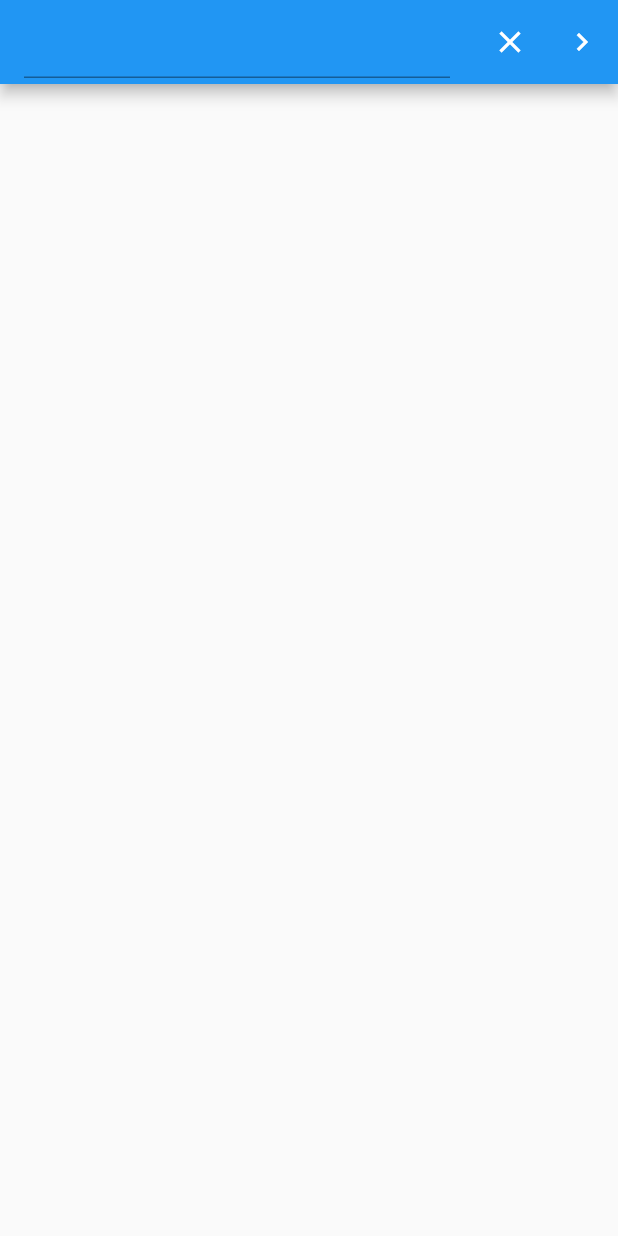
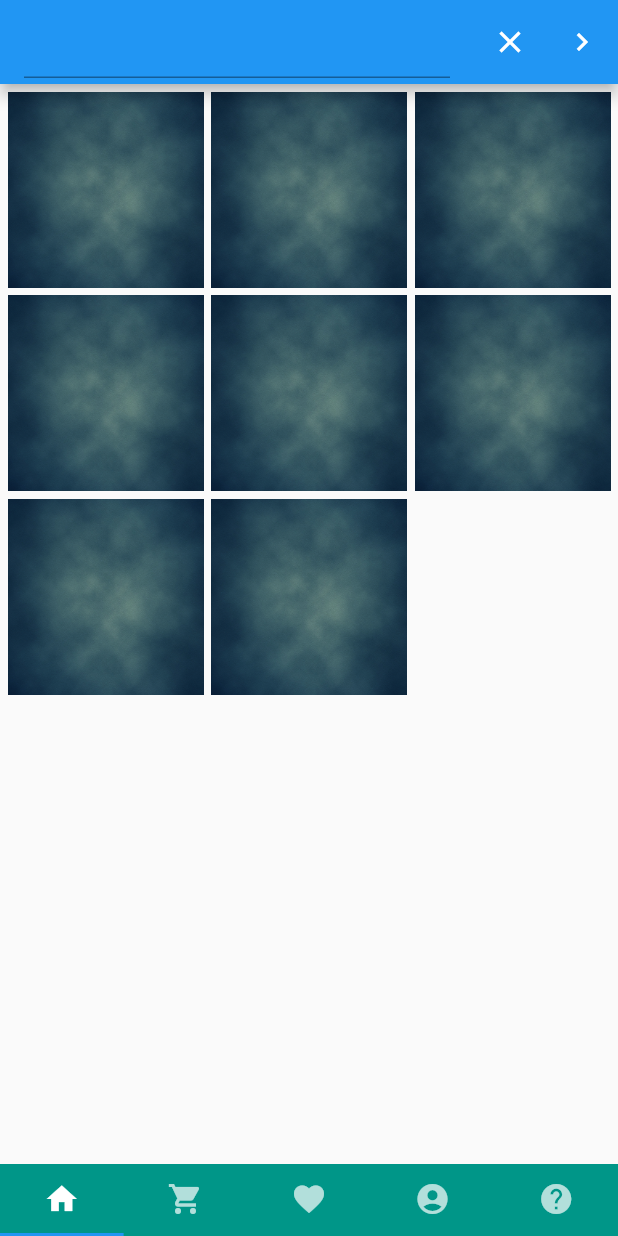
Before and after one commit to sidkhanna9/ecommapp, a Flutter app: the DukaanHome screen opened directly, after a tap on the "search" icon, on a phone screen of 412 x 824 dp. Run offline on Flutter 3.47's test engine with Material 2 defaults, Android fonts, the phone set to English and light mode, and no system bars; our stand-ins replace fluttertoast.

Commit message:
minor fixes

```diff
--- a/ecomapp/lib/contact.dart
+++ b/ecomapp/lib/contact.dart
@@ -6,8 +6,9 @@ class Contact extends StatelessWidget{
 Widget build(BuildContext context)
 {
   return new Container(
-    height: 0.0,
-    width: 0.0,
+    child: new Center(
+        child: new Icon(Icons.help, size: 150.0, color: Colors.brown)
+      )
   );
 }
 
--- a/ecomapp/lib/home_page.dart
+++ b/ecomapp/lib/home_page.dart
@@ -1,5 +1,10 @@
 import 'dart:convert';
 
+import 'package:ecomapp/cart.dart' as cart;
+import 'package:ecomapp/order.dart' as order;
+import 'package:ecomapp/wishlist.dart' as wishlist;
+import 'package:ecomapp/contact.dart' as contact;
+import 'package:ecomapp/welcome.dart' as welcome;
 import 'package:ecomapp/MiniProduct.dart';
 import 'package:flutter/material.dart';
 import 'package:http/http.dart' as http;
@@ -30,7 +35,22 @@ class HomePage extends StatelessWidget{
 
   }
 List<MiniProduct> mp=[];
-  class DukaanState extends State<DukaanHome>{
+
+
+  class DukaanState extends State<DukaanHome>with SingleTickerProviderStateMixin{
+TabController controller;
+
+  @override
+  void initState() {
+    super.initState();
+    controller = new TabController(vsync: this, length: 5);
+  }
+
+  @override
+  void dispose() {
+    controller.dispose();
+    super.dispose();
+  }
   Widget appTitle=new Text("Dukaan.com");
   Icon ic=new Icon(Icons.search);
   Icon goIcon=new Icon(Icons.navigate_next);
@@ -65,7 +85,21 @@ Navigator.push(context, MaterialPageRoute(builder: (context){
 return sl.SearchList();
 }));
   }
+// List<Widget> _buildCategory(){
+//     List<Container> containers=new List<Container>.generate(8,
+//     (int index){
+//         final imageName='assets/cool-htc-one-wallpapers-4310228.png';
+//       return new Container(
+//         child: new Image.asset(imageName,
+//         fit: BoxFit.cover,
+//         height: 150.0,
+//         width: 150.0,),
+//       );
 
+//     }
+//     );
+//     return containers;
+//     }
   @override
   Widget build(BuildContext context) {
 
@@ -128,85 +162,34 @@ return sl.SearchList();
 
             },
           )
-          )
+          ),
+
+
         ],
       ),
-
-
+      bottomNavigationBar: new Container(
+        color: Colors.teal,
+        child: new TabBar(
+          controller: controller,
+           tabs: <Tab>[
+            new Tab(icon: Icon(Icons.home)),
+            new Tab(icon: Icon(Icons.shopping_cart)),
+            new Tab(icon: Icon(Icons.favorite)),
+            new Tab(icon: Icon(Icons.account_circle)),
+            new Tab(icon: Icon(Icons.help)),
+          ]
+          )
+      ),
+      body: new TabBarView(
+        controller: controller,
+        children: <Widget>[
+          new welcome.Welcome(),
+          new cart.Cart(),
+          new wishlist.Wishlist(),
+          new order.Order(),
+          new contact.Contact(),
+        ]
+      )
     );
   }
-
-
   }
-
-
-
-
-
-// Widget _buildContent(){
-//     return SingleChildScrollView(
-//       child: Column(
-//         crossAxisAlignment: CrossAxisAlignment.start,
-//         children: <Widget>[
-//           _buildSearch(),
-//         ],
-//       ),
-//     );
-//   }
-
-//   Widget _buildSearch(){
-//     return new Container(
-//     child:
-//     Padding(
-//       padding: const EdgeInsets.only(top: 16.0, left: 16.0, right:16.0),
-//       child: Column(
-//         crossAxisAlignment: CrossAxisAlignment.start,
-//         children: <Widget>[
-//            TextField(
-//   decoration: InputDecoration(
-//       labelText: "Search",
-//       hintText: "Search",
-//       prefixIcon: Icon(Icons.search),
-//       border: OutlineInputBorder(
-//           borderRadius: BorderRadius.all(Radius.circular(25.0)))),
-//   ),
-//         ]
-//       )
-//     )
-//     );
-
-//   }
-
-//   List<Widget> _buildCategory(){
-//     List<Container> containers=new List<Container>.generate(8,
-//     (int index){
-//         final imageName='assets/cool-htc-one-wallpapers-4310228.png';
-//       return new Container(
-//         child: new Image.asset(imageName,
-//         fit: BoxFit.cover,
-//         height: 150.0,
-//         width: 150.0,),
-//       );
-
-//     }
-//     );
-//     containers.add(_buildSearch());
-//     return containers;
-//     }
-
-  // Widget build(BuildContext context){
-
-  //   return new MaterialApp(
-    //  appBar: new AppBar(
-       // title: new Text('Dukaan.com'),
-    //  ),
-      // body: new GridView.extent(
-      //   maxCrossAxisExtent: 150.0,
-      //   mainAxisSpacing: 5.0,
-      //   crossAxisSpacing: 5.0,
-      //   padding: const EdgeInsets.all(5.0),
-      //   //children:// _buildCategory(),
-      // )
-//        );
-//   }
-// }
--- a/ecomapp/lib/main.dart
+++ b/ecomapp/lib/main.dart
@@ -2,7 +2,7 @@ import 'package:ecomapp/home_page.dart';
 import 'package:ecomapp/login.dart';
 import 'package:ecomapp/product.dart';
 import 'package:ecomapp/signup.dart';
-//import 'package:ecomapp/welcome.dart';
+import 'package:ecomapp/welcome.dart';
 import 'package:flutter/material.dart';
 import 'package:http/http.dart' as http;
 import 'dart:async';
@@ -10,4 +10,4 @@ import 'dart:async';
 
 
 
-void main() => runApp(HomePage());
+void main() => runApp(Products());
--- a/ecomapp/lib/model.dart
+++ b/ecomapp/lib/model.dart
@@ -2,16 +2,20 @@ import 'package:meta/meta.dart';
 
 class Product {
   Product({
+    @required this.id,
     @required this.name,
     @required this.avatar,
     @required this.description,
+    @required this.features,
     @required this.rating,
     @required this.images,
   });
 
+  final String id;
   final String name;
   final String avatar;
   final String description;
+  final String features;
   final String rating;
   final List<Images> images;
 }
--- a/ecomapp/lib/order.dart
+++ b/ecomapp/lib/order.dart
@@ -6,8 +6,9 @@ class Order extends StatelessWidget{
 Widget build(BuildContext context)
 {
   return new Container(
-    height: 0.0,
-    width: 0.0,
+    child: new Center(
+        child: new Icon(Icons.contact_phone, size: 150.0, color: Colors.brown)
+      )
   );
 }
 
--- a/ecomapp/lib/product.dart
+++ b/ecomapp/lib/product.dart
@@ -10,7 +10,7 @@ static final Product product=Product(
   name:"abc",
   avatar:"assets/cool-htc-one-wallpapers-4310228.png",
   description:"xyz" ,
-  rating:"3/5",
+  rating:"3",
   images: <Images>[
     Images(
       title:"xyz",
--- /dev/null
+++ b/ecomapp/lib/welcome.dart
@@ -0,0 +1,64 @@
+import 'package:ecomapp/MiniProduct.dart';
+import 'package:flutter/material.dart';
+class Welcome extends StatelessWidget{
+  @override
+  Widget build(BuildContext context) {
+
+
+
+    return new MaterialApp(
+
+      title: "Welcome",
+      home: DukaanHome(),
+    );
+
+  }
+
+  }
+
+  class DukaanHome extends StatefulWidget{
+    DukaanHome({Key key, this.title}) : super(key: key);
+
+  final String title;
+  @override
+  State<StatefulWidget> createState() => DukaanState();
+
+
+  }
+List<MiniProduct> mp=[];
+
+
+  class DukaanState extends State<DukaanHome>{
+   Widget appTitle=new Text("Dukaan.com");
+List<Widget> _buildCategory(){
+    List<Container> containers=new List<Container>.generate(8,
+    (int index){
+        final imageName='assets/cool-htc-one-wallpapers-4310228.png';
+      return new Container(
+        child: new Image.asset(imageName,
+        fit: BoxFit.cover,
+        height: 150.0,
+        width: 150.0,),
+      );
+    }
+    );
+    return containers;
+    }
+  @override
+  Widget build(BuildContext context) {
+
+    return Scaffold(
+      // appBar: new AppBar(
+      //   centerTitle: true,
+      //   title: appTitle,
+      // ),
+      body: new GridView.extent(
+         maxCrossAxisExtent: 150.0,
+         mainAxisSpacing: 5.0,
+         crossAxisSpacing: 5.0,
+         padding: const EdgeInsets.all(5.0),
+         children: _buildCategory(),
+       )
+    );
+  }
+  }
```
Also changed, not shown: ecomapp/lib/ProductRow.dart (+53 -2 lines), ecomapp/lib/cart.dart (+15 -0 lines), ecomapp/lib/image_card.dart (+12 -46 lines), ecomapp/lib/login.dart (+5 -12 lines), ecomapp/lib/product_details_page.dart (+46 -40 lines).
